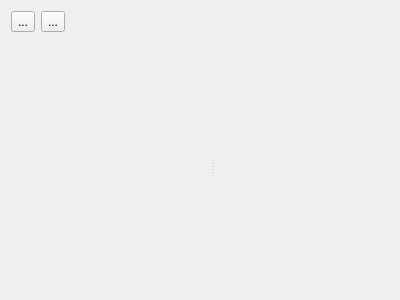
This is ordered_relation_editor/ui/ordered_relation_editor_widget.ui in opengisch/qgis-ordered-relation-editor as Qt 5 draws it before an edit. The edited form follows.
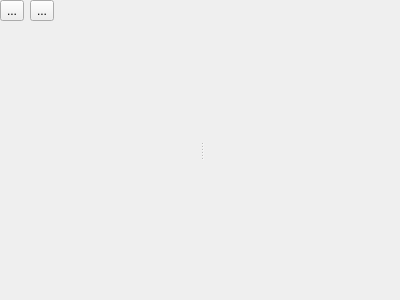
This is the edited form.

Diff of the .ui file:
```diff
--- a/ordered_relation_editor/ui/ordered_relation_editor_widget.ui
+++ b/ordered_relation_editor/ui/ordered_relation_editor_widget.ui
@@ -14,7 +14,19 @@
    <string>Form</string>
   </property>
   <layout class="QGridLayout" name="gridLayout">
-   <item row="2" column="0">
+   <property name="leftMargin">
+    <number>0</number>
+   </property>
+   <property name="topMargin">
+    <number>0</number>
+   </property>
+   <property name="rightMargin">
+    <number>0</number>
+   </property>
+   <property name="bottomMargin">
+    <number>0</number>
+   </property>
+   <item row="1" column="0">
     <widget class="QSplitter" name="splitter">
      <property name="orientation">
       <enum>Qt::Horizontal</enum>
@@ -22,22 +34,14 @@
      <property name="childrenCollapsible">
       <bool>true</bool>
      </property>
-     <widget class="QWidget" name="mListView" native="true">
+     <widget class="QWidget" name="mListLayout" native="true">
       <property name="minimumSize">
        <size>
         <width>200</width>
         <height>0</height>
        </size>
       </property>
-     </widget>
-     <widget class="QWidget" name="mAttributeFormView" native="true">
-      <property name="sizePolicy">
-       <sizepolicy hsizetype="Expanding" vsizetype="Expanding">
-        <horstretch>1</horstretch>
-        <verstretch>0</verstretch>
-       </sizepolicy>
-      </property>
-      <layout class="QGridLayout" name="gridLayout_2">
+      <layout class="QGridLayout" name="gridLayout_3">
        <property name="leftMargin">
         <number>0</number>
        </property>
@@ -50,11 +54,7 @@
        <property name="bottomMargin">
         <number>0</number>
        </property>
-      </layout>
-     </widget>
-    </widget>
-   </item>
-   <item row="1" column="0">
+       <item row="0" column="0">
     <layout class="QHBoxLayout" name="horizontalLayout">
      <item>
       <widget class="QToolButton" name="addFeatureToolButton">
@@ -84,6 +84,35 @@
       </spacer>
      </item>
     </layout>
+       </item>
+       <item row="1" column="0">
+        <widget class="QWidget" name="mListView" native="true"/>
+       </item>
+      </layout>
+     </widget>
+     <widget class="QWidget" name="mAttributeFormView" native="true">
+      <property name="sizePolicy">
+       <sizepolicy hsizetype="Expanding" vsizetype="Expanding">
+        <horstretch>1</horstretch>
+        <verstretch>0</verstretch>
+       </sizepolicy>
+      </property>
+      <layout class="QGridLayout" name="gridLayout_2">
+       <property name="leftMargin">
+        <number>0</number>
+       </property>
+       <property name="topMargin">
+        <number>0</number>
+       </property>
+       <property name="rightMargin">
+        <number>0</number>
+       </property>
+       <property name="bottomMargin">
+        <number>0</number>
+       </property>
+      </layout>
+     </widget>
+    </widget>
    </item>
   </layout>
  </widget>
```
Lines whose indentation alone changed are shown as unchanged.
